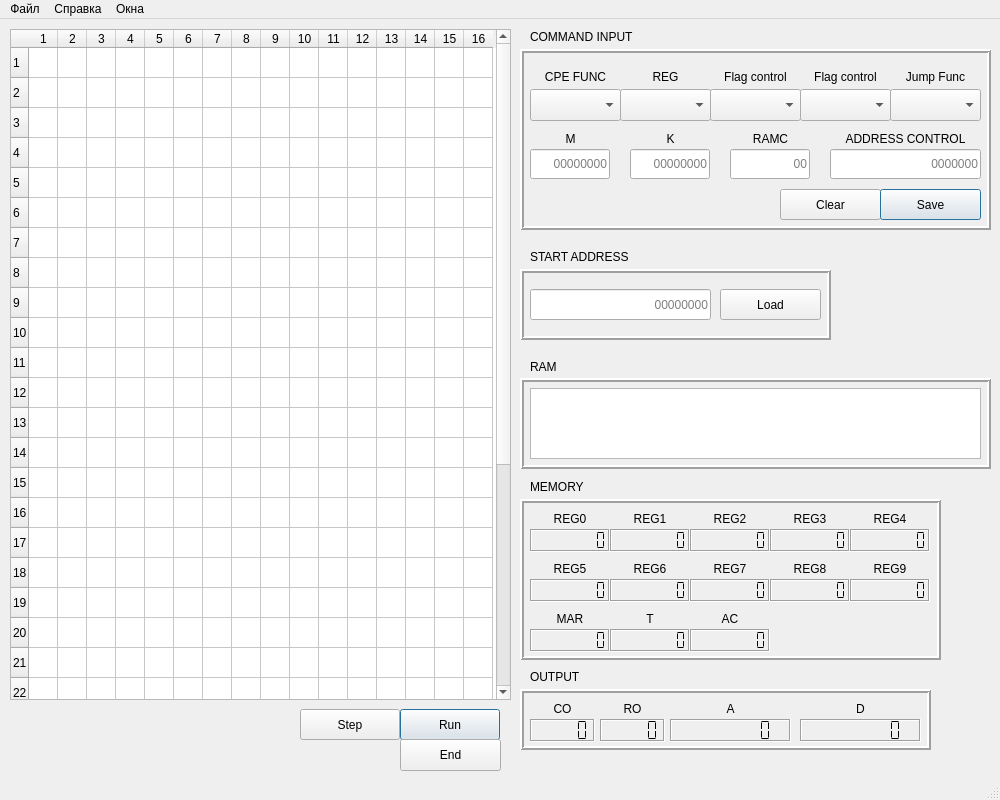
devborz/mt589-simulator, file MT589/mainwindow.ui: the form before one commit.
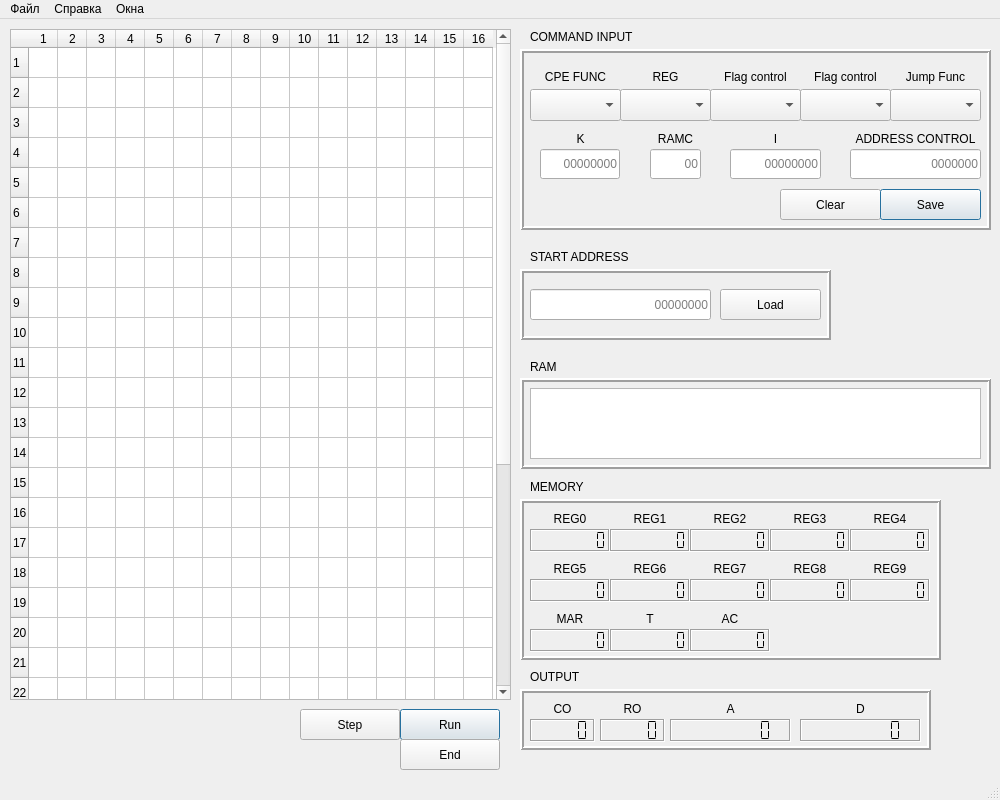
The form after the commit.

Patch:
```diff
--- a/MT589/mainwindow.ui
+++ b/MT589/mainwindow.ui
@@ -1126,9 +1126,9 @@
     <widget class="QLabel" name="label_32">
      <property name="geometry">
       <rect>
-       <x>310</x>
+       <x>330</x>
        <y>80</y>
-       <width>151</width>
+       <width>131</width>
        <height>20</height>
       </rect>
      </property>
@@ -1158,9 +1158,9 @@
     <widget class="QLineEdit" name="commandAddressEdit">
      <property name="geometry">
       <rect>
-       <x>310</x>
+       <x>330</x>
        <y>100</y>
-       <width>151</width>
+       <width>131</width>
        <height>30</height>
       </rect>
      </property>
@@ -1231,22 +1231,6 @@
       <set>Qt::AlignCenter</set>
      </property>
     </widget>
-    <widget class="QLabel" name="label_2">
-     <property name="geometry">
-      <rect>
-       <x>10</x>
-       <y>80</y>
-       <width>81</width>
-       <height>20</height>
-      </rect>
-     </property>
-     <property name="text">
-      <string>M</string>
-     </property>
-     <property name="alignment">
-      <set>Qt::AlignCenter</set>
-     </property>
-    </widget>
     <widget class="QComboBox" name="boxREG">
      <property name="geometry">
       <rect>
@@ -1270,7 +1254,7 @@
     <widget class="QLabel" name="label_3">
      <property name="geometry">
       <rect>
-       <x>110</x>
+       <x>20</x>
        <y>80</y>
        <width>81</width>
        <height>20</height>
@@ -1286,9 +1270,9 @@
     <widget class="QLineEdit" name="ramcLineEdit">
      <property name="geometry">
       <rect>
-       <x>210</x>
+       <x>130</x>
        <y>100</y>
-       <width>80</width>
+       <width>51</width>
        <height>30</height>
       </rect>
      </property>
@@ -1315,32 +1299,10 @@
       </rect>
      </property>
     </widget>
-    <widget class="QLineEdit" name="mLineEdit">
-     <property name="geometry">
-      <rect>
-       <x>10</x>
-       <y>100</y>
-       <width>80</width>
-       <height>30</height>
-      </rect>
-     </property>
-     <property name="text">
-      <string/>
-     </property>
-     <property name="maxLength">
-      <number>8</number>
-     </property>
-     <property name="alignment">
-      <set>Qt::AlignRight|Qt::AlignTrailing|Qt::AlignVCenter</set>
-     </property>
-     <property name="placeholderText">
-      <string>00000000</string>
-     </property>
-    </widget>
     <widget class="QLineEdit" name="kLineEdit">
      <property name="geometry">
       <rect>
-       <x>110</x>
+       <x>20</x>
        <y>100</y>
        <width>80</width>
        <height>30</height>
@@ -1407,9 +1369,9 @@
     <widget class="QLabel" name="label_5">
      <property name="geometry">
       <rect>
-       <x>210</x>
+       <x>130</x>
        <y>80</y>
-       <width>81</width>
+       <width>51</width>
        <height>20</height>
       </rect>
      </property>
@@ -1449,6 +1411,41 @@
       <bool>true</bool>
      </property>
     </widget>
+    <widget class="QLineEdit" name="iLineEdit">
+     <property name="geometry">
+      <rect>
+       <x>210</x>
+       <y>100</y>
+       <width>91</width>
+       <height>30</height>
+      </rect>
+     </property>
+     <property name="maxLength">
+      <number>8</number>
+     </property>
+     <property name="alignment">
+      <set>Qt::AlignRight|Qt::AlignTrailing|Qt::AlignVCenter</set>
+     </property>
+     <property name="placeholderText">
+      <string>00000000</string>
+     </property>
+    </widget>
+    <widget class="QLabel" name="label_6">
+     <property name="geometry">
+      <rect>
+       <x>210</x>
+       <y>80</y>
+       <width>91</width>
+       <height>20</height>
+      </rect>
+     </property>
+     <property name="text">
+      <string>I</string>
+     </property>
+     <property name="alignment">
+      <set>Qt::AlignCenter</set>
+     </property>
+    </widget>
    </widget>
    <widget class="QLabel" name="label_46">
     <property name="geometry">
@@ -1574,16 +1571,13 @@
      <rect>
       <x>400</x>
       <y>720</y>
-      <width>101</width>
-      <height>32</height>
+      <width>100</width>
+      <height>31</height>
      </rect>
     </property>
     <property name="text">
      <string>End</string>
     </property>
-    <property name="default">
-     <bool>false</bool>
-    </property>
    </widget>
   </widget>
   <widget class="QMenuBar" name="menubar">
```
Left out of the diff: 2 changed lines with no effect on the pictures.
